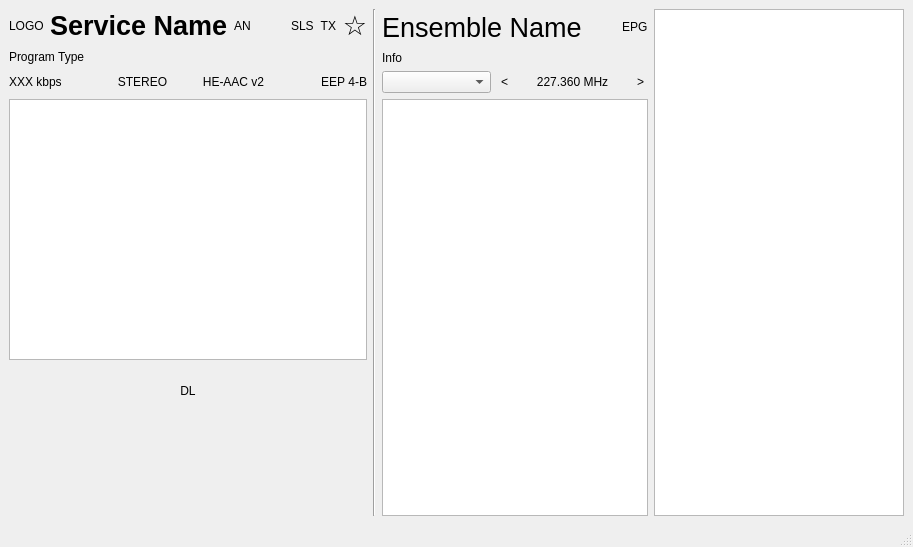
KejPi/AbracaDABra, file gui/mainwindow.ui: the form before one commit.
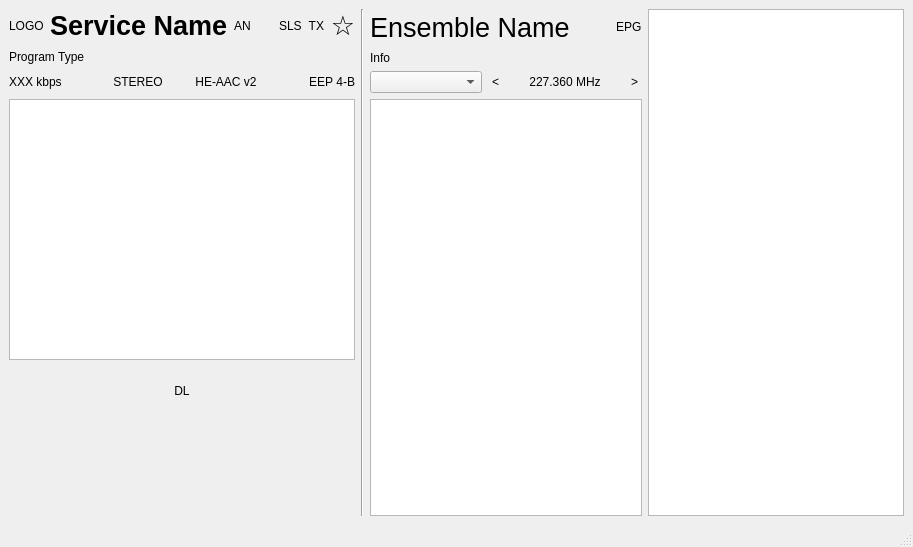
The form after the commit. Custom widgets are drawn as their Qt base class.

Commit message: fix: Application layout on resizing with Qt 6.7

Patch:
```diff
--- a/gui/mainwindow.ui
+++ b/gui/mainwindow.ui
@@ -23,7 +23,7 @@
    <string notr="true"/>
   </property>
   <widget class="QWidget" name="centralwidget">
-   <layout class="QGridLayout" name="gridLayout">
+   <layout class="QGridLayout" name="gridLayout" columnstretch="1,0,0,0">
     <item row="0" column="0">
      <layout class="QVBoxLayout" name="serviceLayout">
       <item>
```
